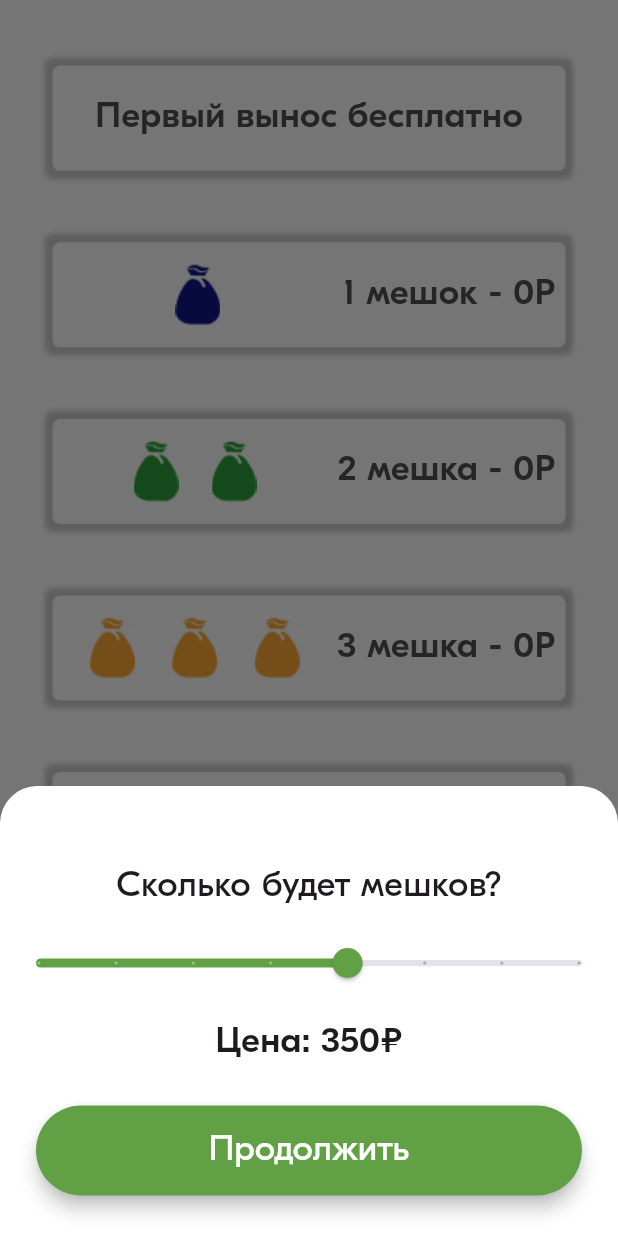
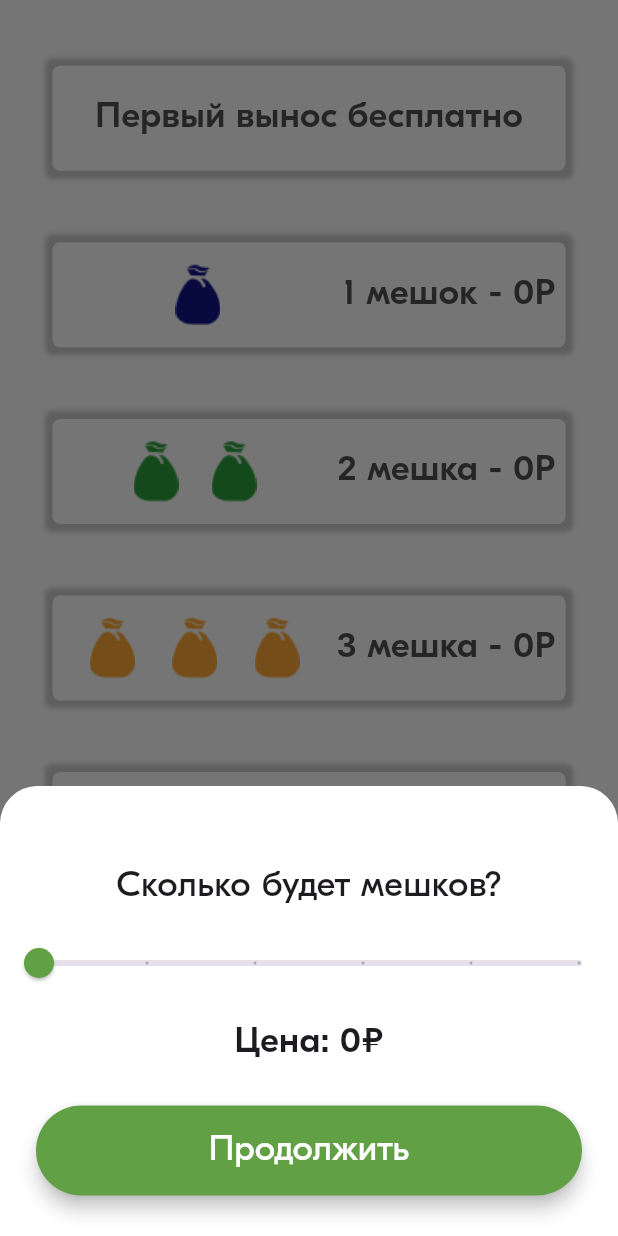
Before and after one commit to Mi-Zaft/tt_service, a Flutter app: the ChooseBagsContent widget shown alone on an empty page, opened directly with empty values, after a tap on "Больше мешков", on a phone screen of 412 x 824 dp. Run offline on Flutter 3.47's test engine with Material 3 defaults, Android fonts, the phone set to English and light mode, and no system bars; our stand-ins replace bloc, dio, equatable, flutter_bloc, mask_text_input_formatter, shared_preferences; accounts and stored records are empty; network calls fail; project files that could hold a hidden picture were left out.

Commit message:
1) "Больше мешков" - слайдер от 5-10, суммирование цены мешков 4 плюс дополнительные мешки, цена тянется без дополнительных запросов

```diff
--- a/lib/features/main/choose_bags_count/view/choose_bags_count_screen.dart
+++ b/lib/features/main/choose_bags_count/view/choose_bags_count_screen.dart
@@ -132,7 +132,7 @@ class _ChooseBagsContentState extends State<ChooseBagsContent> {
                   },
                 ),
               ChooseBagItem(
-                  price: bagPrices.additionalBagCost,
+                price: bagPrices!.additionalBagCost,
                 type: Types.more,
                 onTap: () {
                   showModalBottomSheet(
@@ -144,6 +144,8 @@ class _ChooseBagsContentState extends State<ChooseBagsContent> {
                             _bagsQuantity = newValue;
                           });
                         },
+                        fourBagsPrice: bagPrices!.fourBagsCost,
+                        additionalBagPrice: bagPrices!.additionalBagCost,
                       );
                     },
                   );
--- a/lib/features/main/choose_bags_count/widgets/choose_bag_more_sheet.dart
+++ b/lib/features/main/choose_bags_count/widgets/choose_bag_more_sheet.dart
@@ -2,16 +2,30 @@ import 'package:flutter/material.dart';
 
 class ChooseBagMoreSheet extends StatefulWidget {
   final Function(double) onChanged;
-  const ChooseBagMoreSheet({super.key, required this.onChanged});
+  final double fourBagsPrice;
+  final double additionalBagPrice;
+
+  const ChooseBagMoreSheet({
+    super.key,
+    required this.onChanged,
+    required this.fourBagsPrice,
+    required this.additionalBagPrice,
+  });
 
   @override
   State<ChooseBagMoreSheet> createState() => _ChooseBagMoreSheetState();
 }
 
 class _ChooseBagMoreSheetState extends State<ChooseBagMoreSheet> {
-  double _bagsQuantity = 4;
+  double _bagsQuantity = 5; // Начальное значение слайдера
+
   @override
   Widget build(BuildContext context) {
+    // Рассчитываем количество дополнительных мешков
+    int extraBags = _bagsQuantity.toInt() - 4;
+    // Рассчитываем итоговую стоимость
+    double totalPrice = widget.fourBagsPrice + widget.additionalBagPrice * extraBags;
+
     return Container(
       decoration: const BoxDecoration(
         color: Colors.white,
@@ -43,9 +57,9 @@ class _ChooseBagMoreSheetState extends State<ChooseBagMoreSheet> {
             ),
             child: Slider(
               value: _bagsQuantity,
-              divisions: 7,
-              min: 1,
-              max: 7,
+              divisions: 5,
+              min: 5,
+              max: 10,
               label: _bagsQuantity.round().toString(),
               onChanged: (double newValue) {
                 setState(() {
@@ -55,11 +69,11 @@ class _ChooseBagMoreSheetState extends State<ChooseBagMoreSheet> {
               },
             ),
           ),
-          const Padding(
-            padding: EdgeInsets.only(top: 12, bottom: 25),
+          Padding(
+            padding: const EdgeInsets.only(top: 12, bottom: 25),
             child: Text(
-              'Цена: 350₽',
-              style: TextStyle(
+              'Цена: ${totalPrice.toStringAsFixed(0)}₽',
+              style: const TextStyle(
                 fontFamily: 'GT-Eesti-Pro-Display',
                 fontSize: 24,
                 fontWeight: FontWeight.w500,
@@ -75,7 +89,9 @@ class _ChooseBagMoreSheetState extends State<ChooseBagMoreSheet> {
                   style: ElevatedButton.styleFrom(
                     fixedSize: const Size(0, 60),
                     textStyle: const TextStyle(
-                        fontSize: 24, fontFamily: "GT-Eesti-Pro-Display"),
+                      fontSize: 24,
+                      fontFamily: "GT-Eesti-Pro-Display",
+                    ),
                     backgroundColor: const Color.fromRGBO(97, 160, 69, 1),
                     foregroundColor: Colors.white,
                     elevation: 5.0,
```
Lines whose indentation alone changed are shown as unchanged.
